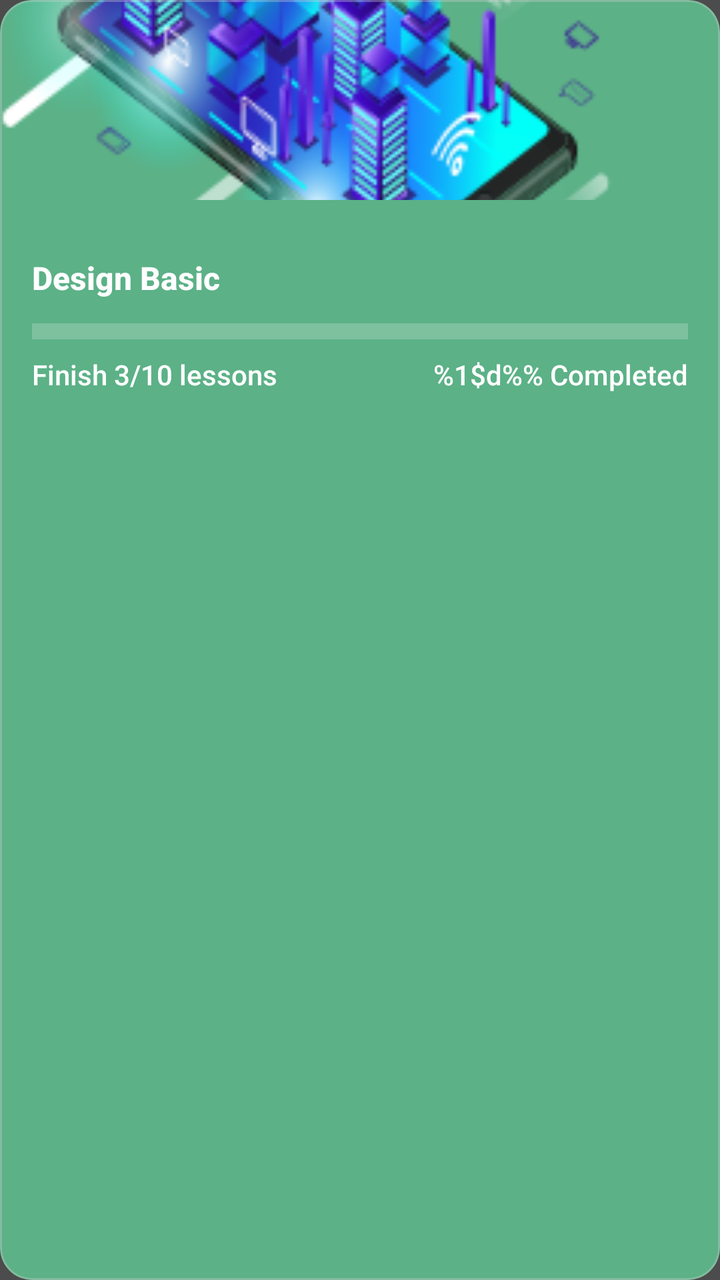
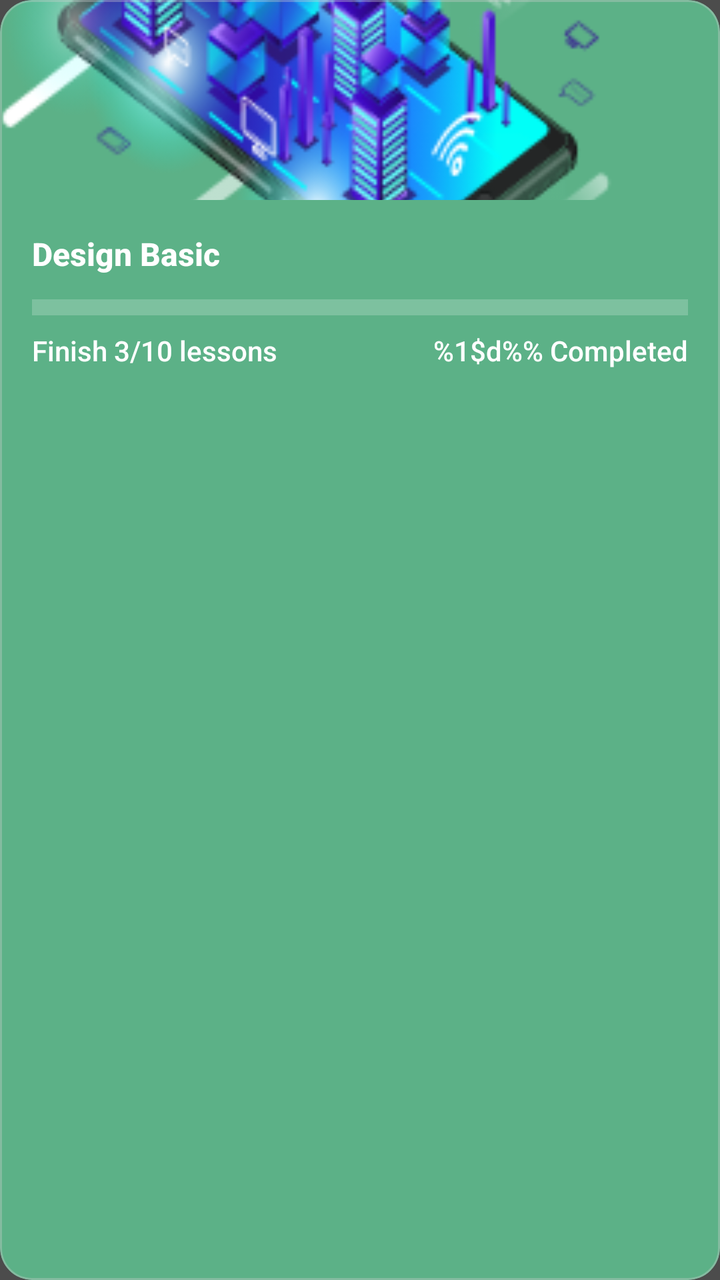

Before-and-after screenshots of an Android layout around one commit, followed by the original layout XML and the change that was made.
<!-- AndroidManifest.xml: application theme AppTheme -->
<!-- res/layout/card_joined_course_sa.xml -->
<?xml version="1.0" encoding="utf-8"?>
<com.google.android.material.card.MaterialCardView xmlns:android="http://schemas.android.com/apk/res/android"
    xmlns:app="http://schemas.android.com/apk/res-auto"
    android:layout_width="match_parent"
    android:layout_height="wrap_content"
    android:layout_marginTop="8dp"
    android:layout_marginBottom="8dp"
    app:cardBackgroundColor="@color/joined_course_background"
    app:cardCornerRadius="16dp"
    app:cardElevation="0dp"
    app:strokeColor="@color/grey_light"
    app:strokeWidth="1dp">

    <LinearLayout
        android:layout_width="match_parent"
        android:layout_height="wrap_content"
        android:orientation="vertical">

        <ImageView
            android:id="@+id/imvCoursePhoto"
            android:layout_width="match_parent"
            android:layout_height="100dp"
            android:adjustViewBounds="true"
            android:scaleType="centerCrop"
            android:src="@drawable/android_developer" />

        <LinearLayout
            android:layout_width="match_parent"
            android:layout_height="wrap_content"
            android:orientation="vertical"
            android:padding="16dp">

            <TextView
                android:id="@+id/tvCourseTitle"
                android:layout_width="match_parent"
                android:layout_height="wrap_content"
                android:layout_marginTop="12dp"
                android:ellipsize="end"
                android:fontFamily="sans-serif-medium"
                android:lines="1"
                android:text="@string/title_course"
                android:textColor="@color/white"
                android:textSize="16sp"
                android:textStyle="bold" />

            <com.google.android.material.progressindicator.LinearProgressIndicator
                android:id="@+id/progressBar"
                android:layout_width="match_parent"
                android:layout_height="wrap_content"
                android:layout_marginTop="12dp"
                android:progress="60"
                app:indicatorColor="@color/white"
                app:trackColor="#33FFFFFF"
                app:trackThickness="8dp" />

            <androidx.constraintlayout.widget.ConstraintLayout
                android:layout_width="match_parent"
                android:layout_height="wrap_content"
                android:layout_marginTop="8dp"
                android:orientation="horizontal">

                <TextView
                    android:id="@+id/tvLessonProgress"
                    android:layout_width="wrap_content"
                    android:layout_height="wrap_content"
                    android:fontFamily="sans-serif-medium"
                    android:text="Finish 3/10 lessons"
                    android:textColor="@color/white"
                    android:textSize="14sp"
                    app:layout_constraintLeft_toLeftOf="parent"
                    app:layout_constraintTop_toTopOf="parent" />

                <TextView
                    android:id="@+id/tvFeaturedProgressPercentage"
                    android:layout_width="wrap_content"
                    android:layout_height="wrap_content"
                    android:fontFamily="sans-serif-medium"
                    android:text="@string/percentage_course"
                    android:textColor="@color/white"
                    android:textSize="14sp"
                    app:layout_constraintRight_toRightOf="parent"
                    app:layout_constraintTop_toTopOf="parent" />

            </androidx.constraintlayout.widget.ConstraintLayout>

        </LinearLayout>
    </LinearLayout>
</com.google.android.material.card.MaterialCardView>
<!-- resources referenced by this layout -->
<resources>
  <color name="grey_light">#59CFCFCF</color>
  <color name="joined_course_background">@color/color2</color>
  <color name="white">#FFFFFF</color>
  <!-- drawable android_developer: png bitmap (drawable, 61350 bytes) -->
  <string name="percentage_course">%1$d%% Completed</string>
  <string name="title_course">Design Basic</string>
  <style name="AppTheme" parent="Theme.MaterialComponents.DayNight.NoActionBar">
          
          <item name="colorPrimary">@color/option1</item>
          <item name="colorPrimaryDark">@color/colorPrimaryDark</item>
          <item name="colorAccent">@color/colorAccent</item>
  
          <item name="android:fontFamily">@font/calibri</item>
          <item name="android:windowBackground">@color/color_hint</item>
          <item name="android:textColorPrimary">@color/colorPrimary</item>
          <item name="android:windowContentTransitions">true</item>
  
          <item name="colorControlNormal">@color/color_control</item>
          <item name="android:textColorSecondary">@color/grey_light</item>
          <item name="colorControlActivated">@color/colorAccent</item>
  
  
      </style>
  <color name="color2">#5CB187</color>
  <color name="option1">#503FEF</color>
  <color name="colorPrimaryDark">#2A2E43</color>
  <color name="colorAccent">#FF402D</color>
  <color name="color_hint">#4c4c4c</color>
  <color name="colorPrimary">#FCFCFC</color>
  <color name="color_control">#000000</color>
</resources>

<!-- the commit's change to res/layout/card_joined_course_sa.xml (unified diff, before → after) -->
@@ -34,7 +34,6 @@
                 android:id="@+id/tvCourseTitle"
                 android:layout_width="match_parent"
                 android:layout_height="wrap_content"
-                android:layout_marginTop="12dp"
                 android:ellipsize="end"
                 android:fontFamily="sans-serif-medium"
                 android:lines="1"
